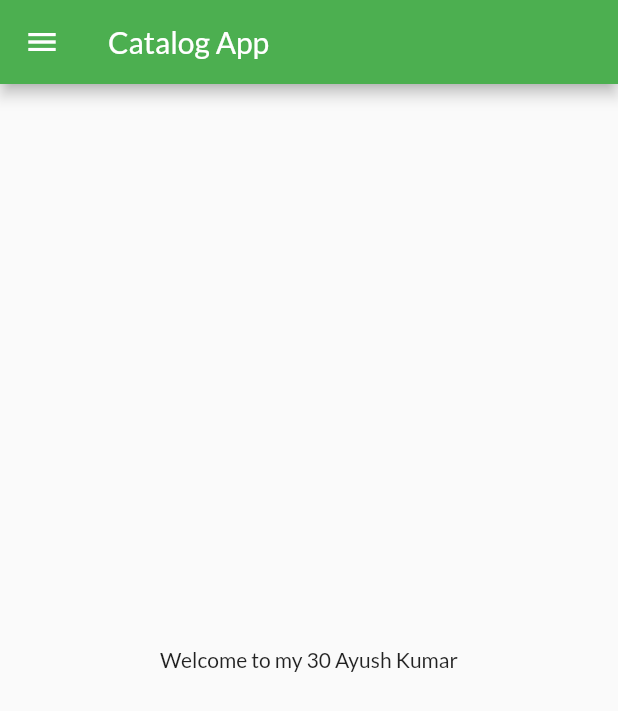
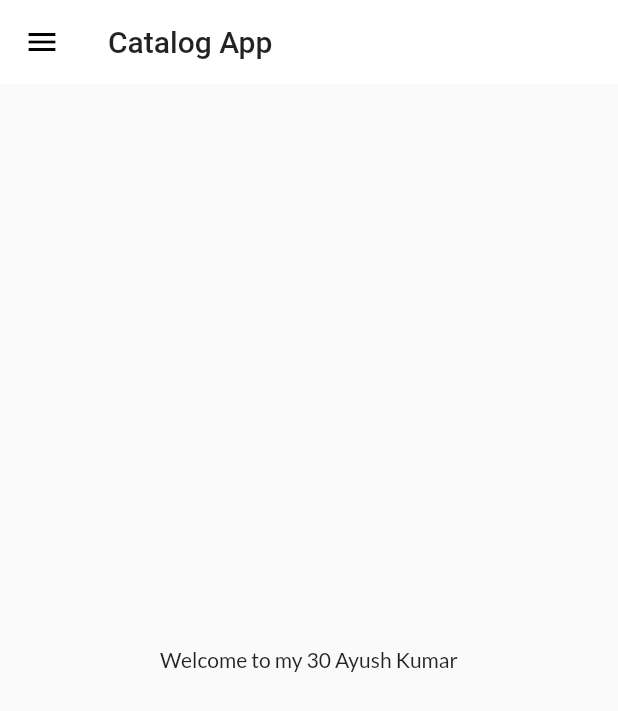
Before and after one commit to erkripa/30DaysOfFlutter, a Flutter app: the screen it shows after launch, on a phone screen of 412 x 824 dp. Shown: the top 711 px of the screen. Run offline on Flutter 3.47's test engine with Material 2 defaults, Android fonts, the phone set to English and light mode, and no system bars; our stand-ins replace google_fonts.

Commit message:
Own Them Created

```diff
--- a/lib/Pages/Home_page.dart
+++ b/lib/Pages/Home_page.dart
@@ -15,7 +15,8 @@ class HomePage extends StatelessWidget {
           child: Text("Welcome to my $days $name"),
         ),
       ),
-      drawer: MyDrawer(),
+      drawer: MyDrawer(
+      ),
     );
   }
 }
--- a/lib/main.dart
+++ b/lib/main.dart
@@ -1,6 +1,7 @@
 import 'package:awesom/Pages/Home_page.dart';
 import 'package:awesom/Pages/Login_page.dart';
 import 'package:awesom/uTils/routes.dart';
+import 'package:awesom/widgets/theme.dart';
 import 'package:flutter/material.dart';
 import 'package:google_fonts/google_fonts.dart';
 
@@ -14,11 +15,8 @@ class MyApp extends StatelessWidget {
     return MaterialApp(
       // home: HomePage(),
 
-      themeMode: ThemeMode.light,
-      theme: ThemeData(
-        primarySwatch: Colors.green,
-        fontFamily: GoogleFonts.lato().fontFamily,
-      ),
+      theme: MyTheme.lightTheme(context),
+      darkTheme: MyTheme.darkTheme(context),
       debugShowCheckedModeBanner: false,
       initialRoute: "/home",
       routes: {
--- a/lib/widgets/drawer.dart
+++ b/lib/widgets/drawer.dart
@@ -1,5 +1,3 @@
-import 'package:awesom/Pages/Login_page.dart';
-import 'package:awesom/uTils/routes.dart';
 import 'package:flutter/cupertino.dart';
 import 'package:flutter/material.dart';
 
--- /dev/null
+++ b/lib/widgets/theme.dart
@@ -0,0 +1,21 @@
+// How To create own Theme
+import 'package:flutter/material.dart';
+import 'package:google_fonts/google_fonts.dart';
+
+class MyTheme {
+  static ThemeData lightTheme(BuildContext context) => ThemeData(
+        primarySwatch: Colors.green,
+        fontFamily: GoogleFonts.lato().fontFamily,
+        appBarTheme: AppBarTheme(
+          color: Colors.white,
+          elevation: 0.0,
+          iconTheme: IconThemeData(color: Colors.black),
+          textTheme: Theme.of(context).textTheme,
+        ),
+      );
+
+  static ThemeData darkTheme(BuildContext context) => ThemeData(
+        brightness: Brightness.dark,
+        fontFamily: GoogleFonts.lato().fontFamily,
+      );
+}
```
Also changed, not shown: 1 other file.
